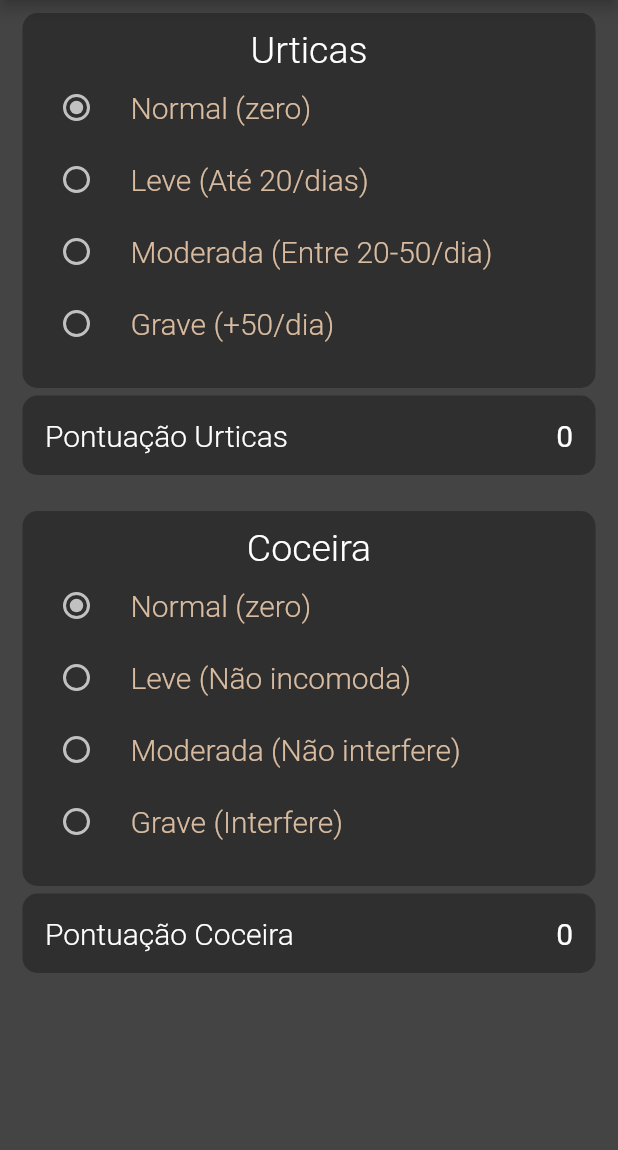
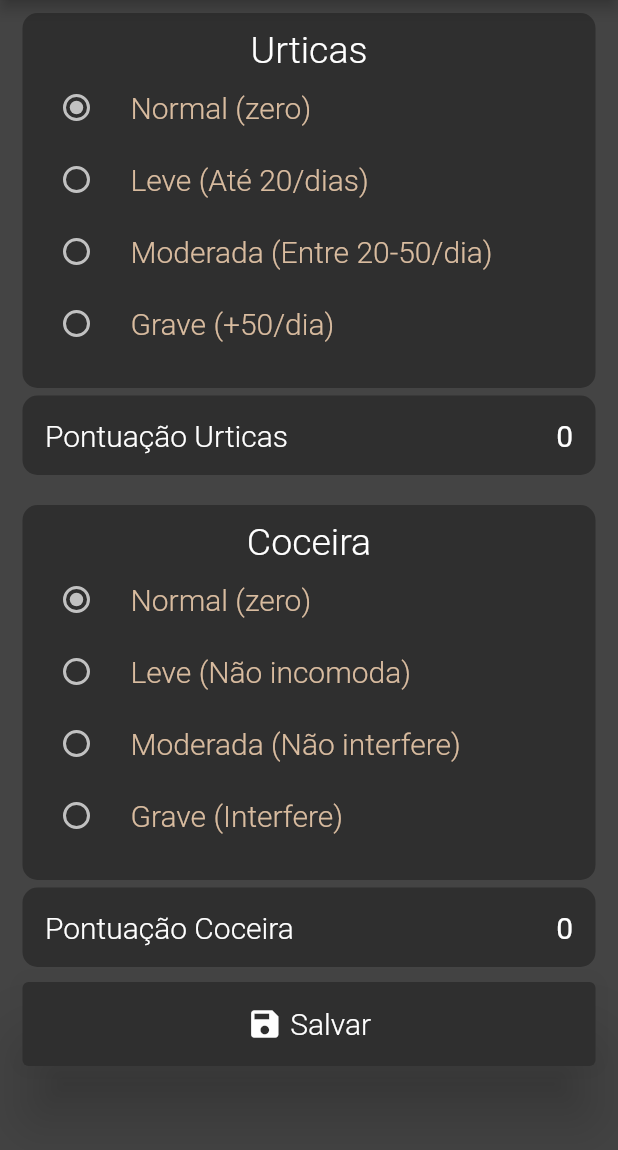
Before and after one commit to etchichury/uas7-form, a Flutter app: the FormScreen screen opened directly, on a phone screen of 412 x 824 dp, the part 86-1236 px from its top. Run offline on Flutter 3.47's test engine with Material 2 defaults, Android fonts, the phone set to English and light mode, and no system bars.

Commit message:
Add save buttons to the form screen

```diff
--- /dev/null
+++ b/uas7/lib/components/save_button.dart
@@ -0,0 +1,36 @@
+import 'package:flutter/material.dart';
+import 'package:uas7/utils/colors.dart';
+
+class SaveButton extends StatelessWidget {
+  const SaveButton({Key key}) : super(key: key);
+
+  @override
+  Widget build(BuildContext context) {
+    return Card(
+      child: ListTile(
+        title: Row(
+          children: [
+            Icon(Icons.save),
+            SizedBox(width: 5),
+            Text(
+              'Salvar',
+              style: TextStyle(
+                color: primaryWhiteColor,
+                fontWeight: FontWeight.w300,
+                fontSize: 20
+              )
+            )
+          ],
+          mainAxisAlignment: MainAxisAlignment.center,
+        ),
+        onTap: () {
+          // save to Hive
+        },
+        contentPadding: EdgeInsets.only(left: 10, right: 10),
+      ),
+        color: primaryColor,
+        margin: EdgeInsets.only(left: 15, right: 15),
+        elevation: 20
+      );
+  }
+}
--- a/uas7/lib/screens/form_screen.dart
+++ b/uas7/lib/screens/form_screen.dart
@@ -3,6 +3,7 @@ import 'package:flutter/material.dart';
 import 'package:uas7/components/app_bar.dart';
 import 'package:uas7/components/end_drawer.dart';
 import 'package:uas7/components/form_tile.dart';
+import 'package:uas7/components/save_button.dart';
 import 'package:uas7/utils/colors.dart';
 
 class FormScreen extends StatefulWidget {
@@ -48,7 +49,8 @@ class _FormScreenState extends State<FormScreen> {
             title: 'Coceira',
             callback: (val) => setState(() => _itchCount = val),
           ),
-          finalScoreTile('Coceira', _itchCount)
+          finalScoreTile('Coceira', _itchCount),
+          new SaveButton()
         ],
       ),
       endDrawer: new EndDrawer(),
@@ -58,31 +60,21 @@ class _FormScreenState extends State<FormScreen> {
 
   Widget finalScoreTile(String title, int value) {
     return Container(
-      child: Row(
-        children: [
+      child: Row(children: [
         Text(
           'Pontuação $title',
-            style: TextStyle(
-              fontSize: 20,
-              fontWeight: FontWeight.w300
-            ),
+          style: TextStyle(fontSize: 20, fontWeight: FontWeight.w300),
         ),
         Spacer(),
         Text(
           '$value',
-            style: TextStyle(
-              fontSize: 20,
-              fontWeight: FontWeight.w400
-            ),
+          style: TextStyle(fontSize: 20, fontWeight: FontWeight.w400),
         )
-        ]
-      ),
-      margin: EdgeInsets.only(top: 5, left: 15, right: 15, bottom: 14),
+      ]),
+      margin: EdgeInsets.only(top: 5, left: 15, right: 15, bottom: 10),
       padding: EdgeInsets.all(15),
       decoration: BoxDecoration(
-        color: primaryColor,
-        borderRadius: BorderRadius.circular(10)
-      ),
+          color: primaryColor, borderRadius: BorderRadius.circular(10)),
     );
   }
 }
```
Lines whose indentation alone changed are shown as unchanged.
